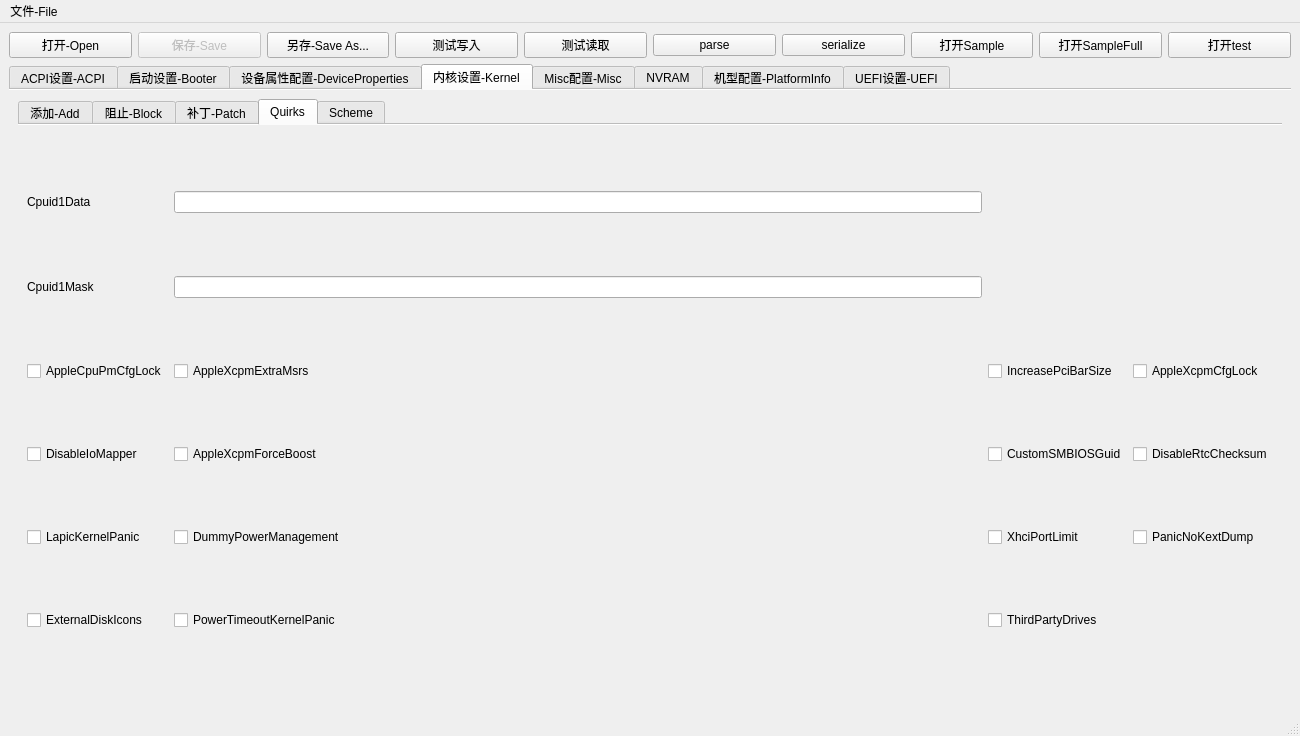
ic005k/OCAuxiliaryTools, file mainwindow.ui: the form before one commit.
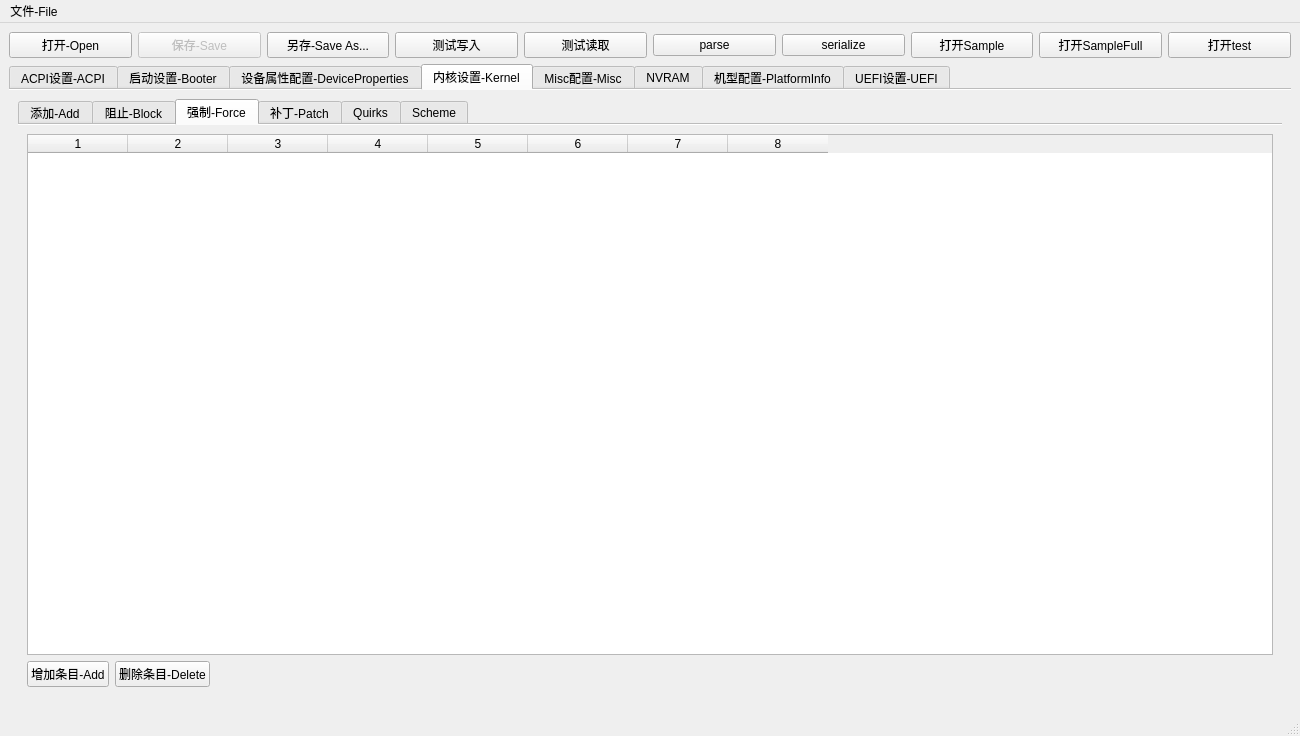
The form after the commit. The open tabs and pages were chosen to show the change. Icons and pictures are not drawn.

Diff of the .ui file:
```diff
--- a/mainwindow.ui
+++ b/mainwindow.ui
@@ -794,6 +794,58 @@
             </item>
            </layout>
           </widget>
+          <widget class="QWidget" name="tab_35">
+           <attribute name="title">
+            <string>强制-Force</string>
+           </attribute>
+           <layout class="QGridLayout" name="gridLayout_42">
+            <item row="0" column="0" colspan="3">
+             <widget class="QTableWidget" name="table_kernel_Force">
+              <property name="rowCount">
+               <number>0</number>
+              </property>
+              <property name="columnCount">
+               <number>8</number>
+              </property>
+              <column/>
+              <column/>
+              <column/>
+              <column/>
+              <column/>
+              <column/>
+              <column/>
+              <column/>
+             </widget>
+            </item>
+            <item row="1" column="0">
+             <widget class="QPushButton" name="btnKernelForce_Add">
+              <property name="text">
+               <string>增加条目-Add</string>
+              </property>
+             </widget>
+            </item>
+            <item row="1" column="1">
+             <widget class="QPushButton" name="btnKernelForce_Del">
+              <property name="text">
+               <string>删除条目-Delete</string>
+              </property>
+             </widget>
+            </item>
+            <item row="1" column="2">
+             <spacer name="horizontalSpacer_20">
+              <property name="orientation">
+               <enum>Qt::Horizontal</enum>
+              </property>
+              <property name="sizeHint" stdset="0">
+               <size>
+                <width>922</width>
+                <height>20</height>
+               </size>
+              </property>
+             </spacer>
+            </item>
+           </layout>
+          </widget>
           <widget class="QWidget" name="tab_17">
            <attribute name="title">
             <string>补丁-Patch</string>
@@ -863,7 +915,7 @@
               </property>
              </widget>
             </item>
-            <item row="0" column="1">
+            <item row="0" column="1" colspan="3">
              <widget class="QLineEdit" name="editCpuid1Data"/>
             </item>
             <item row="1" column="0">
@@ -873,7 +925,7 @@
               </property>
              </widget>
             </item>
-            <item row="1" column="1">
+            <item row="1" column="1" colspan="3">
              <widget class="QLineEdit" name="editCpuid1Mask"/>
             </item>
             <item row="2" column="0">
```
Left out of the diff: 46 changed lines with no effect on the pictures.
